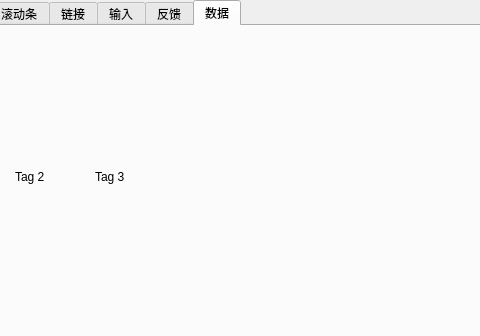
The window that examples/mainwindow.ui (yyx-dev/qt-element-ui) describes before a commit, drawn with Qt 5; both pictures show x 107 to 587 and y 0 to 336 of the 1280 by 800 pixel window.
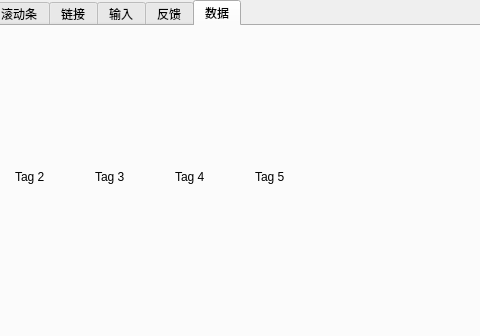
The same window after the commit. Custom widgets are drawn as their Qt base class.

Patch:
```diff
--- a/examples/mainwindow.ui
+++ b/examples/mainwindow.ui
@@ -1314,6 +1314,32 @@
        <string>Tag 3</string>
       </property>
      </widget>
+     <widget class="Element::Tag" name="tag_4">
+      <property name="geometry">
+       <rect>
+        <x>280</x>
+        <y>140</y>
+        <width>51</width>
+        <height>21</height>
+       </rect>
+      </property>
+      <property name="text">
+       <string>Tag 4</string>
+      </property>
+     </widget>
+     <widget class="Element::Tag" name="tag_5">
+      <property name="geometry">
+       <rect>
+        <x>360</x>
+        <y>140</y>
+        <width>51</width>
+        <height>21</height>
+       </rect>
+      </property>
+      <property name="text">
+       <string>Tag 5</string>
+      </property>
+     </widget>
     </widget>
    </widget>
   </widget>
```
Left out of the diff: 6 changed lines with no effect on the pictures.
